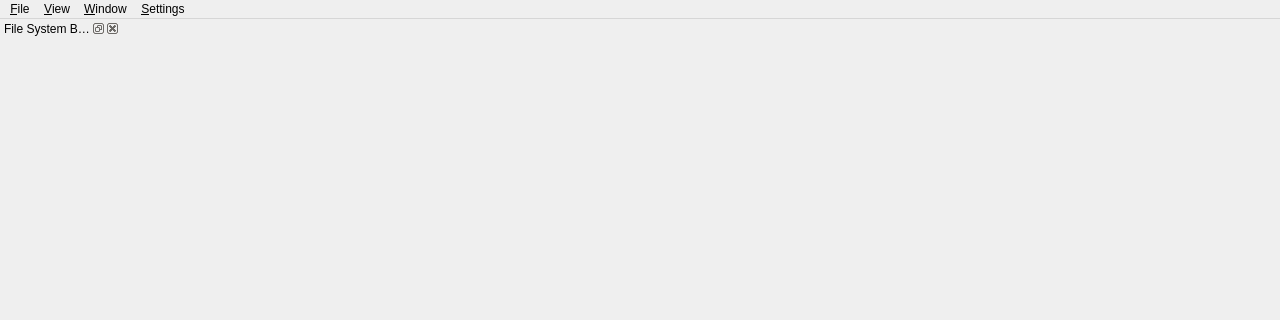
Qt form src/mainwindow.ui (kuanyui/qkiss) before a commit; both pictures show x 0 to 1280 and y 0 to 320 of the 1280 by 900 pixel window.
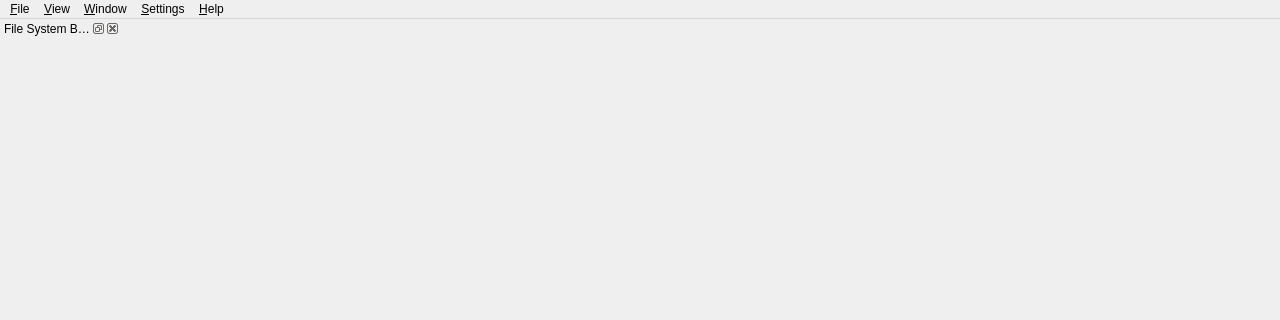
The same form after that commit. Icons and pictures are not drawn.

Commit message: feat: [mainwindow.ui] connect about dialog

Diff of the .ui file:
```diff
--- a/src/mainwindow.ui
+++ b/src/mainwindow.ui
@@ -92,10 +92,17 @@
     <addaction name="separator"/>
     <addaction name="action_preferences"/>
    </widget>
+   <widget class="QMenu" name="menu_Help">
+    <property name="title">
+     <string>&amp;Help</string>
+    </property>
+    <addaction name="action_helpAbout"/>
+   </widget>
    <addaction name="menu_File"/>
    <addaction name="menu_View"/>
    <addaction name="menu_Window"/>
    <addaction name="menu_Settings"/>
+   <addaction name="menu_Help"/>
   </widget>
   <widget class="QStatusBar" name="statusbar"/>
   <widget class="QDockWidget" name="dockWidget_fileSystemBrowser">
```
Left out of the diff: 11 changed lines with no effect on the pictures. The commit also changes 2 other files.
